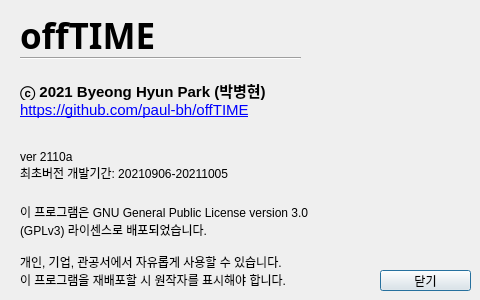
First picture: the form in offTIME/ui/info.ui, repository paulp-o/offTIME, before the edit.
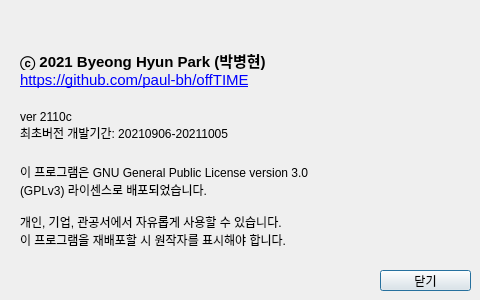
Second picture: the form after the edit. Icons and pictures are not drawn.

What changed in the file:
```diff
--- a/offTIME/ui/info.ui
+++ b/offTIME/ui/info.ui
@@ -51,65 +51,17 @@
     <string>닫기</string>
    </property>
   </widget>
-  <widget class="Line" name="line">
-   <property name="geometry">
-    <rect>
-     <x>20</x>
-     <y>50</y>
-     <width>281</width>
-     <height>16</height>
-    </rect>
-   </property>
-   <property name="orientation">
-    <enum>Qt::Horizontal</enum>
-   </property>
-  </widget>
-  <widget class="QLabel" name="titleLabel">
-   <property name="geometry">
-    <rect>
-     <x>20</x>
-     <y>10</y>
-     <width>281</width>
-     <height>51</height>
-    </rect>
-   </property>
-   <property name="font">
-    <font>
-     <family>TwoCon</family>
-     <pointsize>11</pointsize>
-     <weight>50</weight>
-     <italic>false</italic>
-     <bold>false</bold>
-     <underline>false</underline>
-     <strikeout>false</strikeout>
-     <stylestrategy>PreferAntialias</stylestrategy>
-     <kerning>true</kerning>
-    </font>
-   </property>
-   <property name="text">
-    <string>&lt;html&gt;&lt;head/&gt;&lt;body&gt;&lt;p&gt;&lt;span style=&quot; font-size:26pt; font-weight:600;&quot;&gt;offTIME&lt;/span&gt;&lt;/p&gt;&lt;/body&gt;&lt;/html&gt;</string>
-   </property>
-   <property name="scaledContents">
-    <bool>true</bool>
-   </property>
-   <property name="alignment">
-    <set>Qt::AlignLeading|Qt::AlignLeft|Qt::AlignVCenter</set>
-   </property>
-   <property name="wordWrap">
-    <bool>true</bool>
-   </property>
-  </widget>
   <widget class="QLabel" name="label_3">
    <property name="geometry">
     <rect>
      <x>20</x>
-     <y>150</y>
+     <y>110</y>
      <width>321</width>
      <height>31</height>
     </rect>
    </property>
    <property name="text">
-    <string>ver 2110a 
+    <string>ver 2110c 
 최초버전 개발기간: 20210906-20211005</string>
    </property>
    <property name="wordWrap">
@@ -171,7 +123,7 @@
    <property name="geometry">
     <rect>
      <x>20</x>
-     <y>100</y>
+     <y>70</y>
      <width>271</width>
      <height>20</height>
     </rect>
@@ -198,7 +150,7 @@
    <property name="geometry">
     <rect>
      <x>20</x>
-     <y>200</y>
+     <y>160</y>
      <width>321</width>
      <height>91</height>
     </rect>
@@ -217,7 +169,7 @@
    <property name="geometry">
     <rect>
      <x>20</x>
-     <y>80</y>
+     <y>50</y>
      <width>281</width>
      <height>20</height>
     </rect>
```
Left out of the diff: 2 changed lines with no effect on the pictures.
